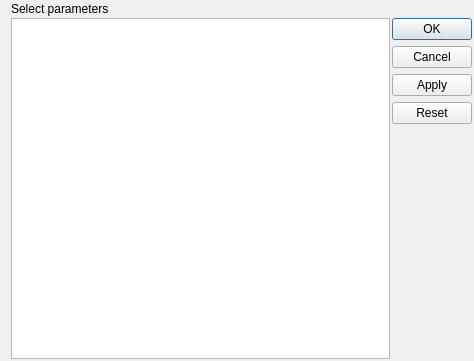
Old version of the form laser_beam_measurements/widgets/image_processing/beam_profiler_parameter_select_widget.ui in the repository konstprus/laser_beam_measurements.
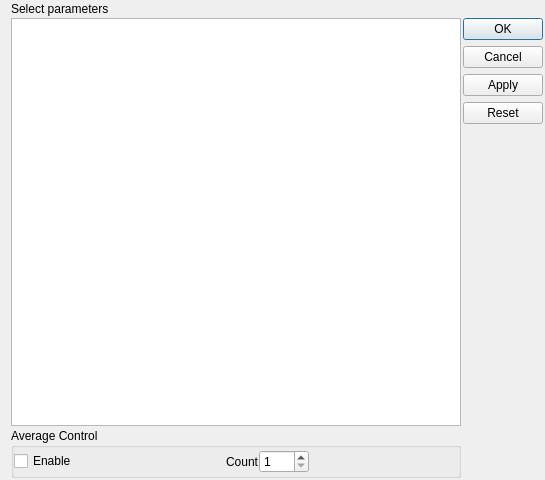
New version of the form. Custom widgets are drawn as their Qt base class.

Commit message: add average control

Diff of the .ui file:
```diff
--- a/laser_beam_measurements/widgets/image_processing/beam_profiler_parameter_select_widget.ui
+++ b/laser_beam_measurements/widgets/image_processing/beam_profiler_parameter_select_widget.ui
@@ -6,8 +6,8 @@
    <rect>
     <x>0</x>
     <y>0</y>
-    <width>474</width>
-    <height>361</height>
+    <width>545</width>
+    <height>480</height>
    </rect>
   </property>
   <property name="windowTitle">
@@ -33,19 +33,6 @@
      </property>
     </widget>
    </item>
-   <item row="1" column="1">
-    <widget class="QDialogButtonBox" name="buttonBox">
-     <property name="orientation">
-      <enum>Qt::Vertical</enum>
-     </property>
-     <property name="standardButtons">
-      <set>QDialogButtonBox::Apply|QDialogButtonBox::Cancel|QDialogButtonBox::Ok|QDialogButtonBox::Reset</set>
-     </property>
-     <property name="centerButtons">
-      <bool>false</bool>
-     </property>
-    </widget>
-   </item>
    <item row="1" column="0">
     <widget class="ParametersSelectTableWidget" name="parameters_select_widget">
      <property name="editTriggers">
@@ -65,6 +52,105 @@
      </attribute>
     </widget>
    </item>
+   <item row="1" column="1">
+    <widget class="QDialogButtonBox" name="buttonBox">
+     <property name="orientation">
+      <enum>Qt::Vertical</enum>
+     </property>
+     <property name="standardButtons">
+      <set>QDialogButtonBox::Apply|QDialogButtonBox::Cancel|QDialogButtonBox::Ok|QDialogButtonBox::Reset</set>
+     </property>
+     <property name="centerButtons">
+      <bool>false</bool>
+     </property>
+    </widget>
+   </item>
+   <item row="2" column="0">
+    <widget class="QGroupBox" name="average_gb">
+     <property name="minimumSize">
+      <size>
+       <width>20</width>
+       <height>50</height>
+      </size>
+     </property>
+     <property name="title">
+      <string>Average Control</string>
+     </property>
+     <layout class="QHBoxLayout" name="horizontalLayout">
+      <property name="spacing">
+       <number>0</number>
+      </property>
+      <property name="leftMargin">
+       <number>0</number>
+      </property>
+      <property name="topMargin">
+       <number>0</number>
+      </property>
+      <property name="rightMargin">
+       <number>0</number>
+      </property>
+      <property name="bottomMargin">
+       <number>0</number>
+      </property>
+      <item>
+       <widget class="QCheckBox" name="average_enable_cb">
+        <property name="text">
+         <string>Enable</string>
+        </property>
+       </widget>
+      </item>
+      <item>
+       <spacer name="horizontalSpacer_2">
+        <property name="orientation">
+         <enum>Qt::Horizontal</enum>
+        </property>
+        <property name="sizeHint" stdset="0">
+         <size>
+          <width>154</width>
+          <height>20</height>
+         </size>
+        </property>
+       </spacer>
+      </item>
+      <item>
+       <widget class="QLabel" name="average_number_label">
+        <property name="text">
+         <string>Count</string>
+        </property>
+       </widget>
+      </item>
+      <item>
+       <widget class="QSpinBox" name="average_number_sb">
+        <property name="minimumSize">
+         <size>
+          <width>50</width>
+          <height>0</height>
+         </size>
+        </property>
+        <property name="minimum">
+         <number>1</number>
+        </property>
+        <property name="maximum">
+         <number>10</number>
+        </property>
+       </widget>
+      </item>
+      <item>
+       <spacer name="horizontalSpacer">
+        <property name="orientation">
+         <enum>Qt::Horizontal</enum>
+        </property>
+        <property name="sizeHint" stdset="0">
+         <size>
+          <width>154</width>
+          <height>20</height>
+         </size>
+        </property>
+       </spacer>
+      </item>
+     </layout>
+    </widget>
+   </item>
   </layout>
  </widget>
  <customwidgets>
```
The commit also changes 9 other files.
